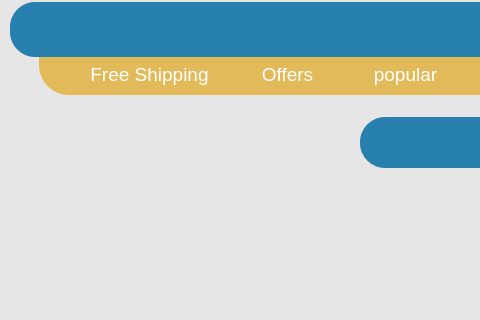
This is DokanOnlineMarket/HomeGui.ui in Hossam-H22/Dokan_OnlineMarket as Qt 5 draws it before an edit; both pictures show x 0 to 480 and y 0 to 320 of the 1270 by 800 pixel window. The edited form follows.
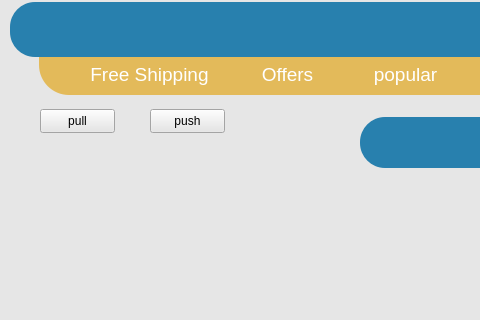
This is the edited form. The open tabs and pages were chosen to show the change. Icons and pictures are not drawn.

```diff
--- a/DokanOnlineMarket/HomeGui.ui
+++ b/DokanOnlineMarket/HomeGui.ui
@@ -2448,6 +2448,32 @@
            </size>
           </property>
          </widget>
+         <widget class="QPushButton" name="pushButton">
+          <property name="geometry">
+           <rect>
+            <x>40</x>
+            <y>10</y>
+            <width>75</width>
+            <height>24</height>
+           </rect>
+          </property>
+          <property name="text">
+           <string>pull</string>
+          </property>
+         </widget>
+         <widget class="QPushButton" name="pushButton_2">
+          <property name="geometry">
+           <rect>
+            <x>150</x>
+            <y>10</y>
+            <width>75</width>
+            <height>24</height>
+           </rect>
+          </property>
+          <property name="text">
+           <string>push</string>
+          </property>
+         </widget>
         </widget>
        </widget>
        <zorder>frm2_secondBar_3</zorder>
```
Left out of the diff: 10 changed lines with no effect on the pictures.
